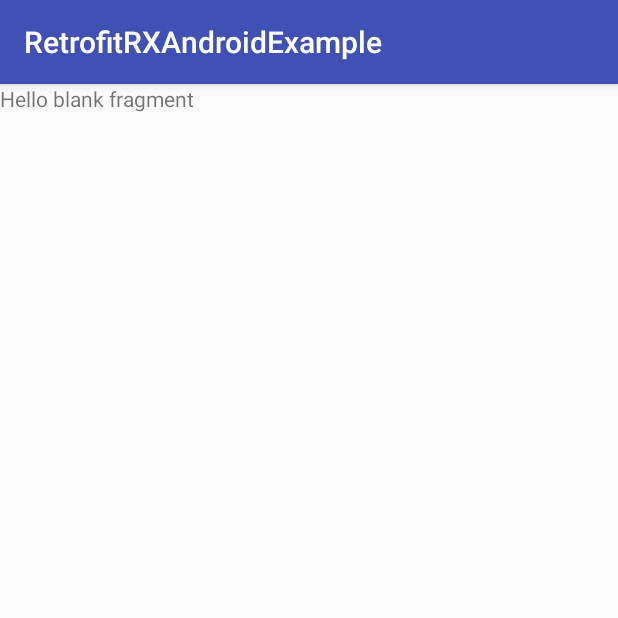
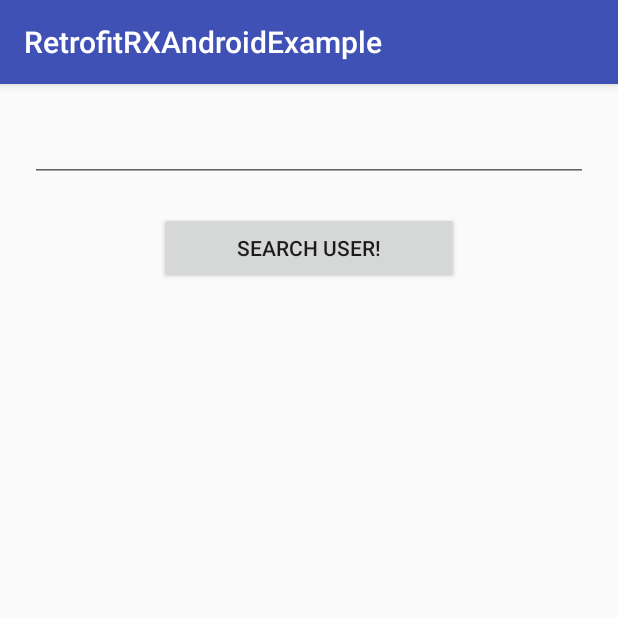
Before and after one commit to BoldijarPaul/RetrofitRXAndroidExample, an Android app: the fragment GithubSearchFragment shown on its own in the app's theme, on a phone screen of 412 x 824 dp, the top half of it. Run offline under Robolectric (Android 15) with nearby library versions, the phone set to English and light mode, and no system bars.

Commit message:
added views

```diff
--- a/app/src/main/res/layout/fragment_github_search.xml
+++ b/app/src/main/res/layout/fragment_github_search.xml
@@ -1,10 +1,29 @@
-<FrameLayout xmlns:android="http://schemas.android.com/apk/res/android"
-    xmlns:tools="http://schemas.android.com/tools" android:layout_width="match_parent"
+<LinearLayout xmlns:android="http://schemas.android.com/apk/res/android"
+    xmlns:tools="http://schemas.android.com/tools"
+    android:layout_width="match_parent"
     android:layout_height="match_parent"
+    android:orientation="vertical"
     tools:context="com.example.paul.retrofitrxandroidexample.Fragments.GithubSearchFragment">
 
-    <!-- TODO: Update blank fragment layout -->
-    <TextView android:layout_width="match_parent" android:layout_height="match_parent"
-        android:text="@string/hello_blank_fragment" />
+    <EditText
+        android:id="@+id/fragment_github_search_login"
+        android:layout_width="match_parent"
+        android:layout_height="wrap_content"
+        android:layout_gravity="center_vertical"
+        android:layout_margin="20dp" />
 
-</FrameLayout>
+    <Button
+        android:id="@+id/fragment_github_search_button"
+        android:layout_width="200dp"
+        android:layout_height="wrap_content"
+        android:layout_gravity="center_horizontal"
+        android:text="@string/msg_search_user" />
+
+    <TextView
+        android:id="@+id/fragment_github_search_text"
+        android:layout_width="wrap_content"
+        android:layout_height="wrap_content"
+        android:layout_gravity="center_horizontal" />
+
+
+</LinearLayout>
--- a/app/src/main/res/values/strings.xml
+++ b/app/src/main/res/values/strings.xml
@@ -3,4 +3,5 @@
 
 <!-- TODO: Remove or change this placeholder text -->
     <string name="hello_blank_fragment">Hello blank fragment</string>
+    <string name="msg_search_user">Search user!</string>
 </resources>
```
